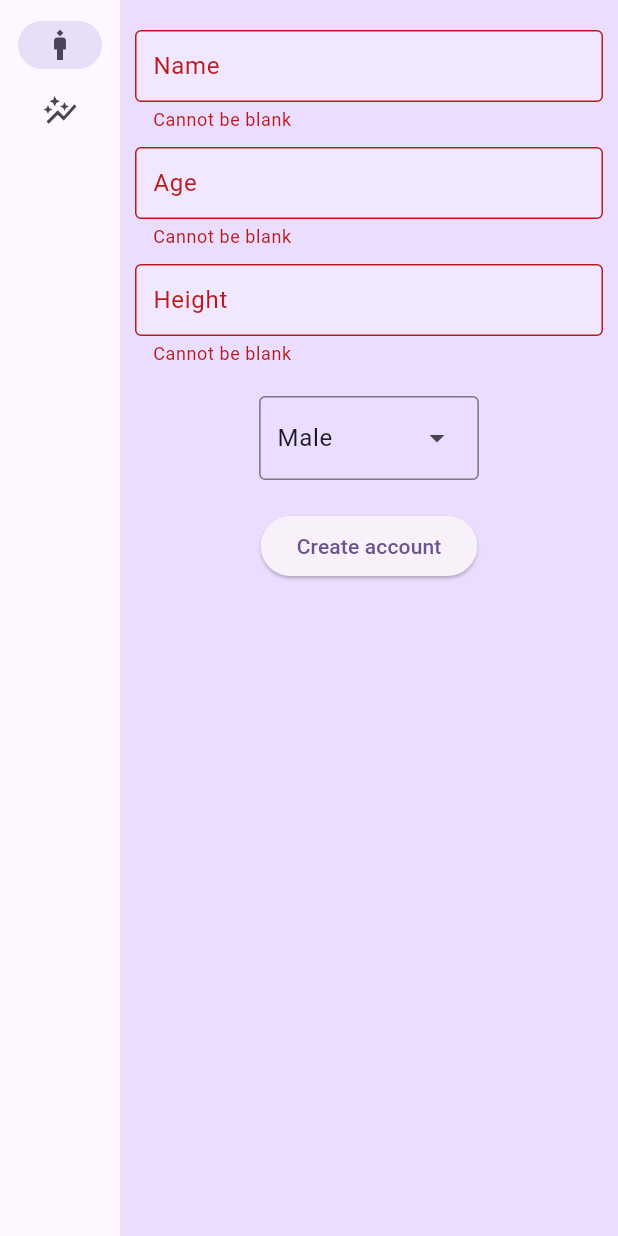
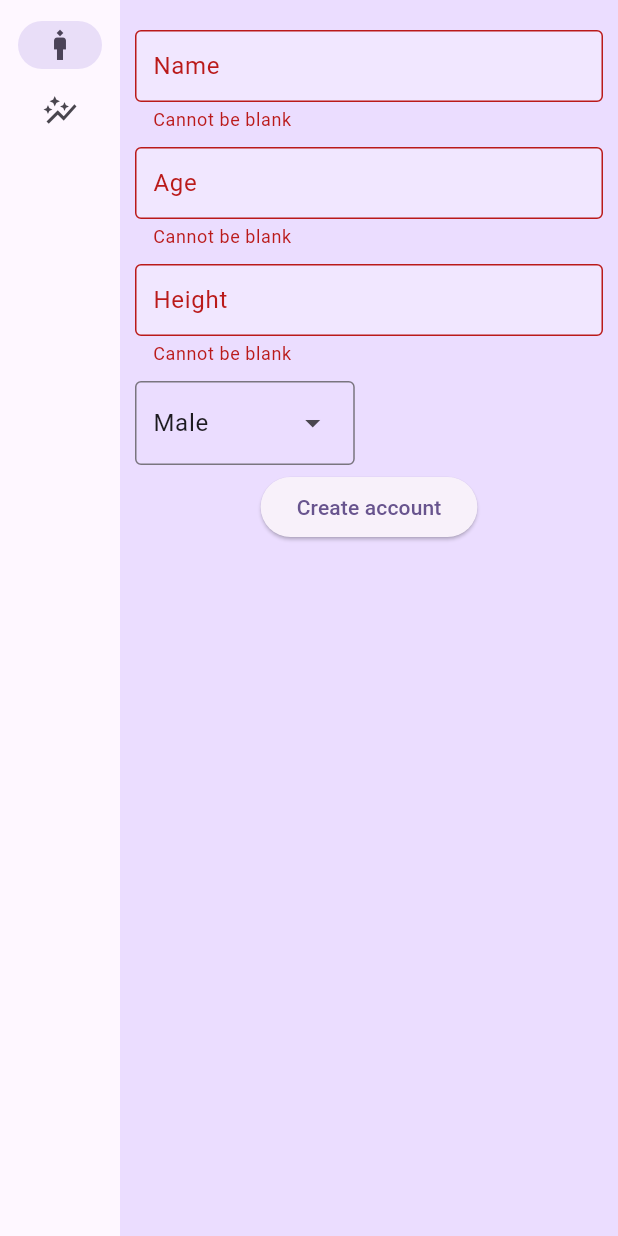
Before and after one commit to TuomasL96/WeightLossHelper, a Flutter app: the screen it shows after launch, after a tap on "Create account", on a phone screen of 412 x 824 dp. Run offline on Flutter 3.47's test engine with Material 3 defaults, Android fonts, the phone set to English and light mode, and no system bars; our stand-ins replace flutter_mobx, mobx, objectbox; missing offline and left inert: dart:ffi, validators2; generated files the repository leaves out were written again.

Commit message:
Create new Custom dropdown menu

```diff
--- a/lib/input_menu.dart
+++ b/lib/input_menu.dart
@@ -19,7 +19,12 @@ class UserProfileCreatorMenu extends StatelessWidget {
         InputField(formStore, 'age'),
         SizedBox(height: 10),
         InputField(formStore, 'height'),
-        UserDropdownMenu(formStore, genderList),
+        CustomDropDownMenu(
+            hint: 'Your sex',
+            onSelected: (value) {
+              formStore.setMale(value);
+            },
+            dropDownList: genderList),
         ElevatedButton(
             onPressed: formStore.validateAll,
             child: const Text('Create account'))
@@ -79,7 +84,7 @@ class _UserNameInputFieldState extends State<InputField> {
   @override
   Widget build(BuildContext context) => Observer(
       builder: (_) => TextField(
-            onChanged: (value) => formStore.setUsername(value),
+            onChanged: (value) => formStore.name = value,
             decoration: InputDecoration(
                 labelText: 'Name',
                 hintText: 'Your name',
@@ -125,7 +130,7 @@ class _UserHeightInputFieldState extends State<InputField> {
           ));
 }
 
-class UserDropdownMenu extends StatefulWidget {
+/* class UserDropdownMenu extends StatefulWidget {
   final FormStore formStore;
   final List<String> selectionList;
   UserDropdownMenu(this.formStore, this.selectionList, {super.key});
@@ -150,14 +155,6 @@ class _UserDropdownMenuState extends State<UserDropdownMenu> {
   final List<String> selectionList;
   _UserDropdownMenuState(this.formStore, this.selectionList);
 
-  void setGenderAsBool(String value) {
-    if (value == 'Male') {
-      formStore.setMale(true);
-    } else {
-      formStore.setMale(false);
-    }
-  }
-
   @override
   Widget build(BuildContext context) => Padding(
       padding: const EdgeInsets.symmetric(vertical: 20, horizontal: 10),
@@ -172,4 +169,38 @@ class _UserDropdownMenuState extends State<UserDropdownMenu> {
                   return DropdownMenuEntry<String>(value: value, label: value);
                 }).toList(),
               )));
+} */
+
+class CustomDropDownMenu extends StatelessWidget {
+  final double? height;
+  final double? width;
+  final String hint;
+  final List<String> dropDownList;
+  final ValueSetter onSelected;
+
+  const CustomDropDownMenu(
+      {super.key,
+      this.height,
+      this.width,
+      required this.hint,
+      required this.onSelected,
+      required this.dropDownList});
+
+  @override
+  Widget build(BuildContext context) {
+    return Container(
+      height: height ?? 70,
+      width: width ?? double.infinity,
+      padding: const EdgeInsets.symmetric(vertical: 10, horizontal: 0),
+      child: Observer(
+          builder: (_) => DropdownMenu(
+                initialSelection: dropDownList.first,
+                onSelected: onSelected,
+                dropdownMenuEntries:
+                    dropDownList.map<DropdownMenuEntry<String>>((String value) {
+                  return DropdownMenuEntry<String>(value: value, label: value);
+                }).toList(),
+              )),
+    );
+  }
 }
--- a/lib/main.dart
+++ b/lib/main.dart
@@ -1,7 +1,11 @@
 import 'package:flutter/material.dart';
 import 'input_menu.dart';
+import 'objectbox_store.dart';
 
-void main() {
+late ObjectBox objectBox;
+void main() async {
+  WidgetsFlutterBinding.ensureInitialized();
+  objectBox = await ObjectBox.create();
   runApp(const MyApp());
 }
 
--- a/lib/models.dart
+++ b/lib/models.dart
@@ -1,13 +1,23 @@
+import 'dart:ffi';
+
 import 'package:objectbox/objectbox.dart';
 
 @Entity()
 class User {
   @Id()
-  int id = 0;
+  int? id;
 
   String? name;
   String? age;
   String? height;
   bool? isMale;
-  List? weightIns;
+  List? weightIn;
 }
+
+@Entity()
+class WeightIn {
+  @Id()
+  int? id;
+  DateTime? dateTime;
+  int? weight;
+}
```
Also changed, not shown: lib/objectbox-model.json (+25 -1 lines), lib/user_profile_form.dart (+13 -4 lines), lib/user_profile_form.g.dart.
